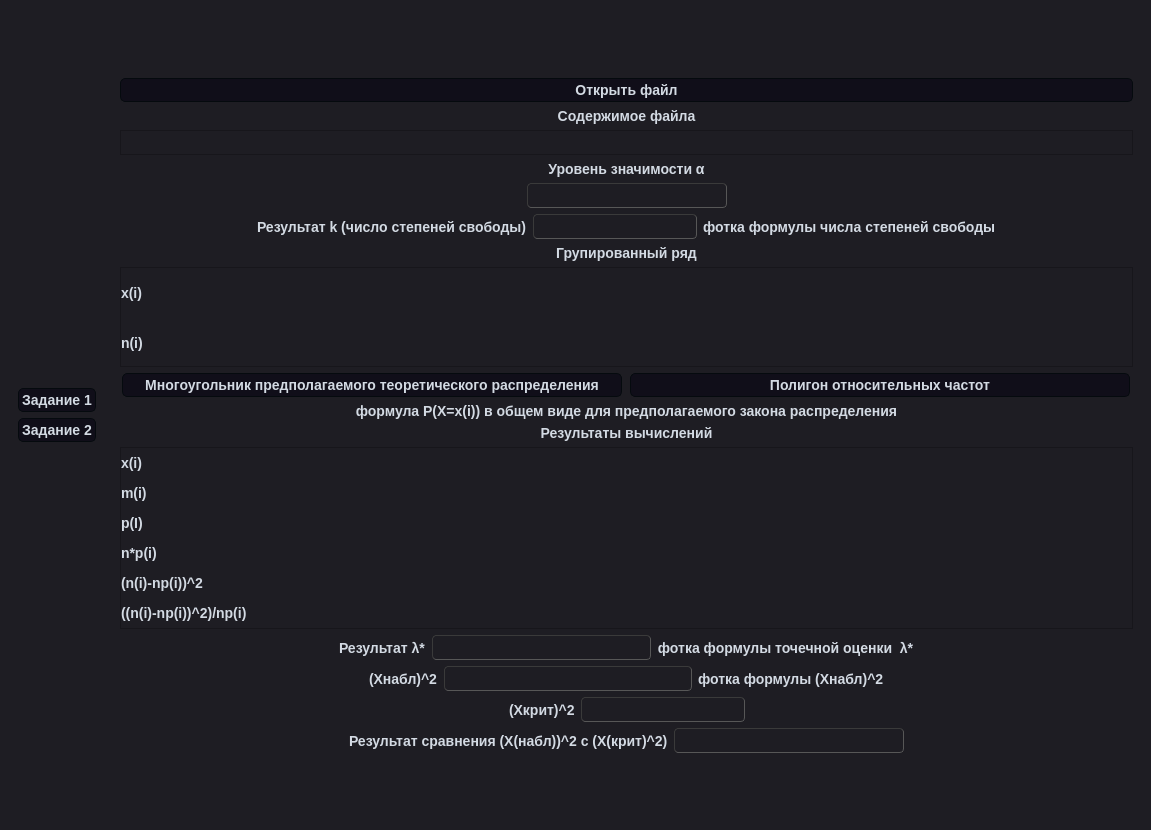
Old version of the form interface.ui in the repository T-LORE/tv_lr6.
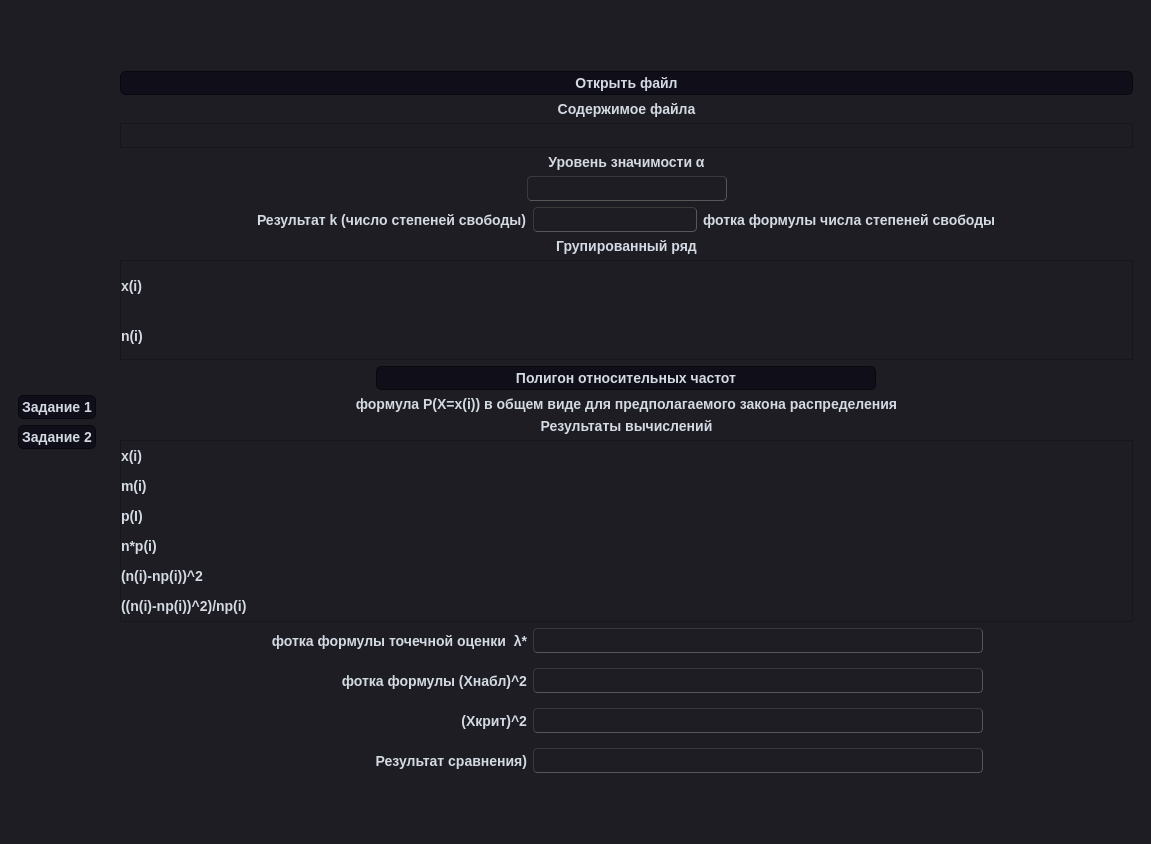
New version of the form. The open tabs and pages were chosen to show the change.

Commit message: Результата сравнения в 2 задании + другое отображение результатов

The edit to the form file:
```diff
--- a/interface.ui
+++ b/interface.ui
@@ -7,7 +7,7 @@
     <x>0</x>
     <y>0</y>
     <width>1151</width>
-    <height>830</height>
+    <height>844</height>
    </rect>
   </property>
   <property name="windowTitle">
@@ -227,7 +227,105 @@
        <number>1</number>
       </property>
       <widget class="QWidget" name="page_2">
-       <layout class="QGridLayout" name="gridLayout_2">
+       <layout class="QGridLayout" name="gridLayout_2" rowstretch="0,0,0,0,0,0,0,0,0,0">
+        <item row="9" column="0">
+         <spacer name="verticalSpacer_4">
+          <property name="orientation">
+           <enum>Qt::Vertical</enum>
+          </property>
+          <property name="sizeType">
+           <enum>QSizePolicy::MinimumExpanding</enum>
+          </property>
+          <property name="sizeHint" stdset="0">
+           <size>
+            <width>20</width>
+            <height>20</height>
+           </size>
+          </property>
+         </spacer>
+        </item>
+        <item row="2" column="0">
+         <layout class="QHBoxLayout" name="horizontalLayout_6">
+          <property name="bottomMargin">
+           <number>0</number>
+          </property>
+          <item>
+           <spacer name="horizontalSpacer_17">
+            <property name="orientation">
+             <enum>Qt::Horizontal</enum>
+            </property>
+            <property name="sizeHint" stdset="0">
+             <size>
+              <width>40</width>
+              <height>20</height>
+             </size>
+            </property>
+           </spacer>
+          </item>
+          <item>
+           <widget class="QLabel" name="k_label">
+            <property name="text">
+             <string>Результат k (число степеней свободы)</string>
+            </property>
+           </widget>
+          </item>
+          <item>
+           <widget class="QLineEdit" name="lineK">
+            <property name="sizePolicy">
+             <sizepolicy hsizetype="Minimum" vsizetype="Minimum">
+              <horstretch>0</horstretch>
+              <verstretch>0</verstretch>
+             </sizepolicy>
+            </property>
+            <property name="maximumSize">
+             <size>
+              <width>16777215</width>
+              <height>25</height>
+             </size>
+            </property>
+            <property name="alignment">
+             <set>Qt::AlignCenter</set>
+            </property>
+           </widget>
+          </item>
+          <item>
+           <widget class="QLabel" name="formulaK">
+            <property name="text">
+             <string>фотка формулы числа степеней свободы</string>
+            </property>
+           </widget>
+          </item>
+          <item>
+           <spacer name="horizontalSpacer_18">
+            <property name="orientation">
+             <enum>Qt::Horizontal</enum>
+            </property>
+            <property name="sizeHint" stdset="0">
+             <size>
+              <width>40</width>
+              <height>20</height>
+             </size>
+            </property>
+           </spacer>
+          </item>
+         </layout>
+        </item>
+        <item row="0" column="0">
+         <spacer name="verticalSpacer_3">
+          <property name="orientation">
+           <enum>Qt::Vertical</enum>
+          </property>
+          <property name="sizeType">
+           <enum>QSizePolicy::MinimumExpanding</enum>
+          </property>
+          <property name="sizeHint" stdset="0">
+           <size>
+            <width>20</width>
+            <height>40</height>
+           </size>
+          </property>
+         </spacer>
+        </item>
         <item row="3" column="0">
          <layout class="QVBoxLayout" name="verticalLayout_8">
           <item>
@@ -325,145 +423,75 @@
           </item>
          </layout>
         </item>
-        <item row="8" column="0">
-         <layout class="QVBoxLayout" name="verticalLayout_6">
+        <item row="7" column="0">
+         <layout class="QVBoxLayout" name="verticalLayout_3">
+          <property name="rightMargin">
+           <number>0</number>
+          </property>
           <item>
-           <layout class="QHBoxLayout" name="horizontalLayout_2">
-            <item>
-             <spacer name="horizontalSpacer_2">
-              <property name="orientation">
-               <enum>Qt::Horizontal</enum>
-              </property>
-              <property name="sizeHint" stdset="0">
-               <size>
-                <width>40</width>
-                <height>20</height>
-               </size>
-              </property>
-             </spacer>
-            </item>
-            <item>
-             <widget class="QLabel" name="lambda_label">
-              <property name="text">
-               <string>Результат λ*</string>
-              </property>
-             </widget>
-            </item>
-            <item>
-             <widget class="QLineEdit" name="lineLambda">
-              <property name="sizePolicy">
-               <sizepolicy hsizetype="Expanding" vsizetype="Minimum">
-                <horstretch>0</horstretch>
-                <verstretch>0</verstretch>
-               </sizepolicy>
-              </property>
-              <property name="maximumSize">
-               <size>
-                <width>16777215</width>
-                <height>25</height>
-               </size>
-              </property>
-              <property name="alignment">
-               <set>Qt::AlignCenter</set>
-              </property>
-              <property name="readOnly">
-               <bool>true</bool>
-              </property>
-             </widget>
-            </item>
-            <item>
-             <widget class="QLabel" name="formulaLambda">
-              <property name="text">
-               <string>фотка формулы точечной оценки  λ*</string>
-              </property>
-              <property name="alignment">
-               <set>Qt::AlignCenter</set>
-              </property>
-             </widget>
-            </item>
-            <item>
-             <spacer name="horizontalSpacer_6">
-              <property name="orientation">
-               <enum>Qt::Horizontal</enum>
-              </property>
-              <property name="sizeHint" stdset="0">
-               <size>
-                <width>40</width>
-                <height>20</height>
-               </size>
-              </property>
-             </spacer>
-            </item>
-           </layout>
+           <widget class="QLabel" name="label_3">
+            <property name="text">
+             <string>Результаты вычислений</string>
+            </property>
+            <property name="alignment">
+             <set>Qt::AlignCenter</set>
+            </property>
+           </widget>
           </item>
           <item>
-           <layout class="QHBoxLayout" name="horizontalLayout_5">
-            <item>
-             <spacer name="horizontalSpacer_4">
-              <property name="orientation">
-               <enum>Qt::Horizontal</enum>
-              </property>
-              <property name="sizeHint" stdset="0">
-               <size>
-                <width>40</width>
-                <height>20</height>
-               </size>
-              </property>
-             </spacer>
-            </item>
-            <item>
-             <widget class="QLabel" name="xObserved_label">
-              <property name="text">
-               <string>(Xнабл)^2</string>
-              </property>
-             </widget>
-            </item>
-            <item>
-             <widget class="QLineEdit" name="lineXObserved">
-              <property name="sizePolicy">
-               <sizepolicy hsizetype="Expanding" vsizetype="Minimum">
-                <horstretch>0</horstretch>
-                <verstretch>0</verstretch>
-               </sizepolicy>
-              </property>
-              <property name="maximumSize">
-               <size>
-                <width>16777215</width>
-                <height>25</height>
-               </size>
-              </property>
-              <property name="text">
-               <string/>
-              </property>
-              <property name="alignment">
-               <set>Qt::AlignCenter</set>
-              </property>
-              <property name="readOnly">
-               <bool>true</bool>
-              </property>
-             </widget>
-            </item>
-            <item>
-             <widget class="QLabel" name="formulaXObserved">
-              <property name="text">
-               <string>фотка формулы (Xнабл)^2</string>
-              </property>
-             </widget>
-            </item>
-            <item>
-             <spacer name="horizontalSpacer_8">
-              <property name="orientation">
-               <enum>Qt::Horizontal</enum>
-              </property>
-              <property name="sizeHint" stdset="0">
-               <size>
-                <width>40</width>
-                <height>20</height>
-               </size>
-              </property>
-             </spacer>
-            </item>
-           </layout>
+           <widget class="QTableWidget" name="rowsTable_2_2">
+            <property name="verticalScrollBarPolicy">
+             <enum>Qt::ScrollBarAlwaysOff</enum>
+            </property>
+            <property name="horizontalScrollBarPolicy">
+             <enum>Qt::ScrollBarAlwaysOff</enum>
+            </property>
+            <property name="sizeAdjustPolicy">
+             <enum>QAbstractScrollArea::AdjustToContents</enum>
+            </property>
+            <property name="editTriggers">
+             <set>QAbstractItemView::NoEditTriggers</set>
+            </property>
+            <property name="selectionMode">
+             <enum>QAbstractItemView::SingleSelection</enum>
+            </property>
+            <property name="cornerButtonEnabled">
+             <bool>false</bool>
+            </property>
+            <attribute name="horizontalHeaderVisible">
+             <bool>false</bool>
+            </attribute>
+            <row>
+             <property name="text">
+              <string>x(i)</string>
+             </property>
+            </row>
+            <row>
+             <property name="text">
+              <string>m(i)</string>
+             </property>
+            </row>
+            <row>
+             <property name="text">
+              <string>p(I)</string>
+             </property>
+            </row>
+            <row>
+             <property name="text">
+              <string>n*p(i)</string>
+             </property>
+            </row>
+            <row>
+             <property name="text">
+              <string>(n(i)-np(i))^2</string>
+             </property>
+            </row>
+            <row>
+             <property name="text">
+              <string>((n(i)-np(i))^2)/np(i)</string>
+             </property>
+            </row>
+           </widget>
           </item>
          </layout>
         </item>
@@ -522,6 +550,8 @@
 &lt;html&gt;&lt;head&gt;&lt;meta name=&quot;qrichtext&quot; content=&quot;1&quot; /&gt;&lt;meta charset=&quot;utf-8&quot; /&gt;&lt;style type=&quot;text/css&quot;&gt;
 p, li { white-space: pre-wrap; }
 hr { height: 1px; border-width: 0; }
+li.unchecked::marker { content: &quot;\2610&quot;; }
+li.checked::marker { content: &quot;\2612&quot;; }
 &lt;/style&gt;&lt;/head&gt;&lt;body style=&quot; font-family:'Arial','sans-serif'; font-size:14px; font-weight:700; font-style:normal;&quot;&gt;
 &lt;p style=&quot;-qt-paragraph-type:empty; margin-top:0px; margin-bottom:0px; margin-left:0px; margin-right:0px; -qt-block-indent:0; text-indent:0px;&quot;&gt;&lt;br /&gt;&lt;/p&gt;&lt;/body&gt;&lt;/html&gt;</string>
               </property>
@@ -596,129 +626,8 @@
           </item>
          </layout>
         </item>
-        <item row="7" column="0">
-         <layout class="QVBoxLayout" name="verticalLayout_3">
-          <property name="rightMargin">
-           <number>0</number>
-          </property>
-          <item>
-           <widget class="QLabel" name="label_3">
-            <property name="text">
-             <string>Результаты вычислений</string>
-            </property>
-            <property name="alignment">
-             <set>Qt::AlignCenter</set>
-            </property>
-           </widget>
-          </item>
-          <item>
-           <widget class="QTableWidget" name="rowsTable_2_2">
-            <property name="verticalScrollBarPolicy">
-             <enum>Qt::ScrollBarAlwaysOff</enum>
-            </property>
-            <property name="horizontalScrollBarPolicy">
-             <enum>Qt::ScrollBarAlwaysOff</enum>
-            </property>
-            <property name="sizeAdjustPolicy">
-             <enum>QAbstractScrollArea::AdjustToContents</enum>
-            </property>
-            <property name="editTriggers">
-             <set>QAbstractItemView::NoEditTriggers</set>
-            </property>
-            <property name="selectionMode">
-             <enum>QAbstractItemView::SingleSelection</enum>
-            </property>
-            <property name="cornerButtonEnabled">
-             <bool>false</bool>
-            </property>
-            <attribute name="horizontalHeaderVisible">
-             <bool>false</bool>
-            </attribute>
-            <row>
-             <property name="text">
-              <string>x(i)</string>
-             </property>
-            </row>
-            <row>
-             <property name="text">
-              <string>m(i)</string>
-             </property>
-            </row>
-            <row>
-             <property name="text">
-              <string>p(I)</string>
-             </property>
-            </row>
-            <row>
-             <property name="text">
-              <string>n*p(i)</string>
-             </property>
-            </row>
-            <row>
-             <property name="text">
-              <string>(n(i)-np(i))^2</string>
-             </property>
-            </row>
-            <row>
-             <property name="text">
-              <string>((n(i)-np(i))^2)/np(i)</string>
-             </property>
-            </row>
-           </widget>
-          </item>
-         </layout>
-        </item>
-        <item row="6" column="0">
-         <layout class="QVBoxLayout" name="verticalLayout_5">
-          <item>
-           <widget class="QLabel" name="pFormula">
-            <property name="text">
-             <string>формула P(X=x(i)) в общем виде для предполагаемого закона распределения</string>
-            </property>
-            <property name="alignment">
-             <set>Qt::AlignCenter</set>
-            </property>
-           </widget>
-          </item>
-         </layout>
-        </item>
-        <item row="11" column="0">
-         <spacer name="verticalSpacer_4">
-          <property name="orientation">
-           <enum>Qt::Vertical</enum>
-          </property>
-          <property name="sizeType">
-           <enum>QSizePolicy::MinimumExpanding</enum>
-          </property>
-          <property name="sizeHint" stdset="0">
-           <size>
-            <width>20</width>
-            <height>40</height>
-           </size>
-          </property>
-         </spacer>
-        </item>
         <item row="4" column="0">
          <layout class="QHBoxLayout" name="horizontalLayout">
-          <item>
-           <widget class="QPushButton" name="thereticalDistributionPolygonBtn">
-            <property name="sizePolicy">
-             <sizepolicy hsizetype="Fixed" vsizetype="Fixed">
-              <horstretch>0</horstretch>
-              <verstretch>0</verstretch>
-             </sizepolicy>
-            </property>
-            <property name="maximumSize">
-             <size>
-              <width>500</width>
-              <height>16777215</height>
-             </size>
-            </property>
-            <property name="text">
-             <string>Многоугольник предполагаемого теоретического распределения</string>
-            </property>
-           </widget>
-          </item>
           <item>
            <widget class="QPushButton" name="relativeFrequenciesPolygonBtn">
             <property name="maximumSize">
@@ -734,32 +643,110 @@
           </item>
          </layout>
         </item>
-        <item row="9" column="0">
-         <layout class="QHBoxLayout" name="horizontalLayout_3">
-          <property name="bottomMargin">
+        <item row="8" column="0">
+         <layout class="QGridLayout" name="gridLayout_4" columnstretch="0,0,0">
+          <property name="leftMargin">
+           <number>150</number>
+          </property>
+          <property name="topMargin">
            <number>0</number>
           </property>
-          <item>
-           <spacer name="horizontalSpacer_5">
-            <property name="orientation">
-             <enum>Qt::Horizontal</enum>
+          <property name="rightMargin">
+           <number>150</number>
+          </property>
+          <property name="verticalSpacing">
+           <number>15</number>
+          </property>
+          <item row="1" column="1">
+           <widget class="QLineEdit" name="lineLambda">
+            <property name="sizePolicy">
+             <sizepolicy hsizetype="Preferred" vsizetype="Minimum">
+              <horstretch>0</horstretch>
+              <verstretch>0</verstretch>
+             </sizepolicy>
             </property>
-            <property name="sizeHint" stdset="0">
+            <property name="minimumSize">
              <size>
-              <width>40</width>
-              <height>20</height>
+              <width>0</width>
+              <height>0</height>
              </size>
             </property>
-           </spacer>
+            <property name="maximumSize">
+             <size>
+              <width>16777215</width>
+              <height>25</height>
+             </size>
+            </property>
+            <property name="text">
+             <string/>
+            </property>
+            <property name="frame">
+             <bool>true</bool>
+            </property>
+            <property name="alignment">
+             <set>Qt::AlignLeading|Qt::AlignLeft|Qt::AlignVCenter</set>
+            </property>
+            <property name="readOnly">
+             <bool>true</bool>
+            </property>
+           </widget>
           </item>
-          <item>
-           <widget class="QLabel" name="xCritical_label">
+          <item row="2" column="1">
+           <widget class="QLineEdit" name="lineXObserved">
+            <property name="sizePolicy">
+             <sizepolicy hsizetype="Expanding" vsizetype="Minimum">
+              <horstretch>0</horstretch>
+              <verstretch>0</verstretch>
+             </sizepolicy>
+            </property>
+            <property name="maximumSize">
+             <size>
+              <width>16777215</width>
+              <height>25</height>
+             </size>
+            </property>
+            <property name="text">
+             <string/>
+            </property>
+            <property name="alignment">
+             <set>Qt::AlignLeading|Qt::AlignLeft|Qt::AlignVCenter</set>
+            </property>
+            <property name="readOnly">
+             <bool>true</bool>
+            </property>
+           </widget>
+          </item>
+          <item row="1" column="0">
+           <widget class="QLabel" name="formulaLambda">
+            <property name="text">
+             <string>фотка формулы точечной оценки  λ*</string>
+            </property>
+            <property name="alignment">
+             <set>Qt::AlignRight|Qt::AlignTrailing|Qt::AlignVCenter</set>
+            </property>
+           </widget>
+          </item>
+          <item row="3" column="0">
+           <widget class="QLabel" name="formulaXCritical">
             <property name="text">
              <string>(Xкрит)^2</string>
             </property>
+            <property name="alignment">
+             <set>Qt::AlignRight|Qt::AlignTrailing|Qt::AlignVCenter</set>
+            </property>
            </widget>
           </item>
-          <item>
+          <item row="2" column="0">
+           <widget class="QLabel" name="formulaXObserved">
+            <property name="text">
+             <string>фотка формулы (Xнабл)^2</string>
+            </property>
+            <property name="alignment">
+             <set>Qt::AlignRight|Qt::AlignTrailing|Qt::AlignVCenter</set>
+            </property>
+           </widget>
+          </item>
+          <item row="3" column="1">
            <widget class="QLineEdit" name="lineXCritical">
             <property name="sizePolicy">
              <sizepolicy hsizetype="Minimum" vsizetype="Minimum">
@@ -774,136 +761,21 @@
              </size>
             </property>
             <property name="alignment">
-             <set>Qt::AlignCenter</set>
+             <set>Qt::AlignLeading|Qt::AlignLeft|Qt::AlignVCenter</set>
             </property>
            </widget>
           </item>
-          <item>
-           <spacer name="horizontalSpacer_7">
-            <property name="orientation">
-             <enum>Qt::Horizontal</enum>
-            </property>
-            <property name="sizeHint" stdset="0">
-             <size>
-              <width>40</width>
-              <height>20</height>
-             </size>
-            </property>
-           </spacer>
-          </item>
-         </layout>
-        </item>
-        <item row="0" column="0">
-         <spacer name="verticalSpacer_3">
-          <property name="orientation">
-           <enum>Qt::Vertical</enum>
-          </property>
-          <property name="sizeType">
-           <enum>QSizePolicy::MinimumExpanding</enum>
-          </property>
-          <property name="sizeHint" stdset="0">
-           <size>
-            <width>20</width>
-            <height>40</height>
-           </size>
-          </property>
-         </spacer>
-        </item>
-        <item row="5" column="0">
-         <layout class="QVBoxLayout" name="verticalLayout_4"/>
-        </item>
-        <item row="2" column="0">
-         <layout class="QHBoxLayout" name="horizontalLayout_6">
-          <property name="bottomMargin">
-           <number>0</number>
-          </property>
-          <item>
-           <spacer name="horizontalSpacer_17">
-            <property name="orientation">
-             <enum>Qt::Horizontal</enum>
-            </property>
-            <property name="sizeHint" stdset="0">
-             <size>
-              <width>40</width>
-              <height>20</height>
-             </size>
-            </property>
-           </spacer>
-          </item>
-          <item>
-           <widget class="QLabel" name="k_label">
+          <item row="4" column="0">
+           <widget class="QLabel" name="formulaXComparasion">
             <property name="text">
-             <string>Результат k (число степеней свободы)</string>
-            </property>
-           </widget>
-          </item>
-          <item>
-           <widget class="QLineEdit" name="lineK">
-            <property name="sizePolicy">
-             <sizepolicy hsizetype="Minimum" vsizetype="Minimum">
-              <horstretch>0</horstretch>
-              <verstretch>0</verstretch>
-             </sizepolicy>
-            </property>
-            <property name="maximumSize">
-             <size>
-              <width>16777215</width>
-              <height>25</height>
-             </size>
+             <string>Результат сравнения)</string>
             </property>
             <property name="alignment">
-             <set>Qt::AlignCenter</set>
+             <set>Qt::AlignRight|Qt::AlignTrailing|Qt::AlignVCenter</set>
             </property>
            </widget>
           </item>
-          <item>
-           <widget class="QLabel" name="formulaK">
-            <property name="text">
-             <string>фотка формулы числа степеней свободы</string>
-            </property>
-           </widget>
-          </item>
-          <item>
-           <spacer name="horizontalSpacer_18">
-            <property name="orientation">
-             <enum>Qt::Horizontal</enum>
-            </property>
-            <property name="sizeHint" stdset="0">
-             <size>
-              <width>40</width>
-              <height>20</height>
-             </size>
-            </property>
-           </spacer>
-          </item>
-         </layout>
-        </item>
-        <item row="10" column="0">
-         <layout class="QHBoxLayout" name="horizontalLayout_8">
-          <property name="topMargin">
-           <number>0</number>
-          </property>
-          <item>
-           <spacer name="horizontalSpacer_14">
-            <property name="orientation">
-             <enum>Qt::Horizontal</enum>
-            </property>
-            <property name="sizeHint" stdset="0">
-             <size>
-              <width>40</width>
-              <height>20</height>
-             </size>
-            </property>
-           </spacer>
-          </item>
-          <item>
-           <widget class="QLabel" name="label_6">
-            <property name="text">
-             <string>Результат сравнения (X(набл))^2 с (Х(крит)^2)</string>
-            </property>
-           </widget>
-          </item>
-          <item>
+          <item row="4" column="1">
            <widget class="QLineEdit" name="lineCompare_2">
             <property name="maximumSize">
              <size>
@@ -912,22 +784,23 @@
              </size>
             </property>
             <property name="alignment">
-             <set>Qt::AlignCenter</set>
+             <set>Qt::AlignLeading|Qt::AlignLeft|Qt::AlignVCenter</set>
             </property>
            </widget>
           </item>
+         </layout>
+        </item>
+        <item row="6" column="0">
+         <layout class="QVBoxLayout" name="verticalLayout_5">
           <item>
-           <spacer name="horizontalSpacer_13">
-            <property name="orientation">
-             <enum>Qt::Horizontal</enum>
+           <widget class="QLabel" name="pFormula">
+            <property name="text">
+             <string>формула P(X=x(i)) в общем виде для предполагаемого закона распределения</string>
             </property>
-            <property name="sizeHint" stdset="0">
-             <size>
-              <width>40</width>
-              <height>20</height>
-             </size>
+            <property name="alignment">
+             <set>Qt::AlignCenter</set>
             </property>
-           </spacer>
+           </widget>
           </item>
          </layout>
         </item>
```
Left out of the diff: 7 changed lines with no effect on the pictures. The commit also changes 1 other file.
